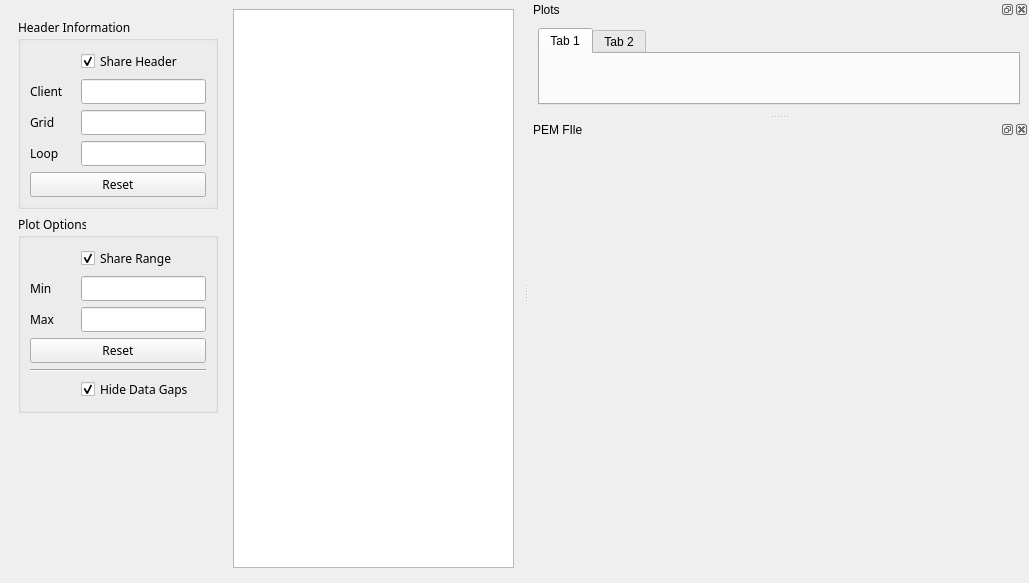
This is src/qt_ui/pem_editor_window.ui in Eric-Meunier/Processor-Suite as Qt 5 draws it before an edit. The edited form follows.
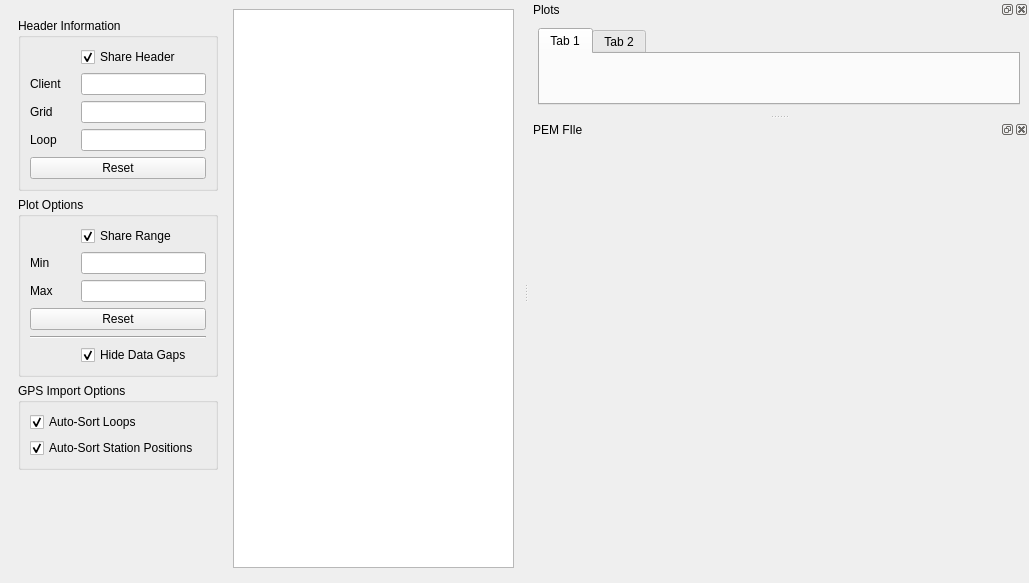
This is the edited form.

Commit message: Left and right arrow keys change the PEMInfoWidget tab.

Diff of the .ui file:
```diff
--- a/src/qt_ui/pem_editor_window.ui
+++ b/src/qt_ui/pem_editor_window.ui
@@ -92,7 +92,7 @@
          </property>
          <property name="font">
           <font>
-           <family>Malgun Gothic</family>
+           <family>MS Shell Dlg 2</family>
           </font>
          </property>
          <property name="title">
@@ -103,7 +103,7 @@
            <widget class="QLabel" name="client_label">
             <property name="font">
              <font>
-              <family>Century Gothic</family>
+              <family>MS Shell Dlg 2</family>
               <weight>50</weight>
               <bold>false</bold>
              </font>
@@ -164,7 +164,7 @@
            <widget class="QCheckBox" name="share_header_checkbox">
             <property name="font">
              <font>
-              <family>Century Gothic</family>
+              <family>MS Shell Dlg 2</family>
               <weight>50</weight>
               <italic>false</italic>
               <bold>false</bold>
@@ -249,7 +249,7 @@
          </property>
          <property name="font">
           <font>
-           <family>Malgun Gothic</family>
+           <family>MS Shell Dlg 2</family>
            <weight>50</weight>
            <bold>false</bold>
           </font>
@@ -353,6 +353,55 @@
          </layout>
         </widget>
        </item>
+       <item row="4" column="0">
+        <widget class="QGroupBox" name="groupBox">
+         <property name="sizePolicy">
+          <sizepolicy hsizetype="Fixed" vsizetype="Preferred">
+           <horstretch>0</horstretch>
+           <verstretch>0</verstretch>
+          </sizepolicy>
+         </property>
+         <property name="minimumSize">
+          <size>
+           <width>200</width>
+           <height>0</height>
+          </size>
+         </property>
+         <property name="title">
+          <string>GPS Import Options</string>
+         </property>
+         <layout class="QVBoxLayout" name="verticalLayout">
+          <item>
+           <widget class="QCheckBox" name="autoSortLoopsCheckbox">
+            <property name="text">
+             <string>Auto-Sort Loops</string>
+            </property>
+            <property name="checked">
+             <bool>true</bool>
+            </property>
+           </widget>
+          </item>
+          <item>
+           <widget class="QCheckBox" name="autoSortStationsCheckbox">
+            <property name="font">
+             <font>
+              <family>MS Shell Dlg 2</family>
+             </font>
+            </property>
+            <property name="text">
+             <string>Auto-Sort Station Positions</string>
+            </property>
+            <property name="checked">
+             <bool>true</bool>
+            </property>
+            <property name="tristate">
+             <bool>false</bool>
+            </property>
+           </widget>
+          </item>
+         </layout>
+        </widget>
+       </item>
       </layout>
      </widget>
     </item>
```
The commit also changes 3 other files.
